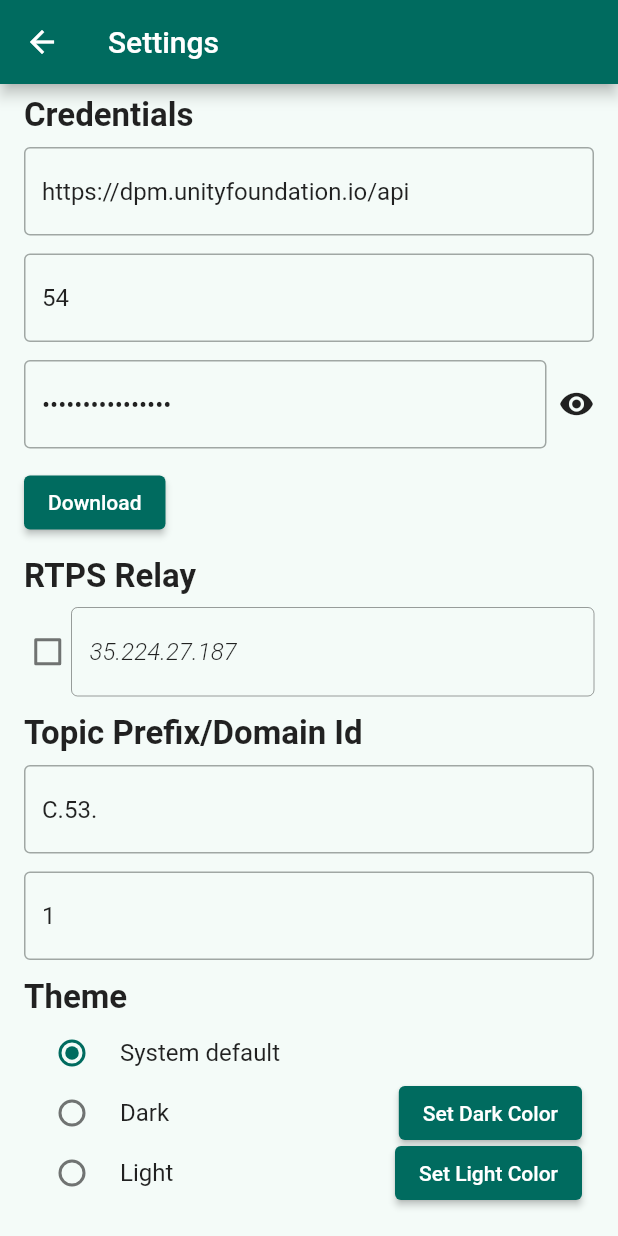
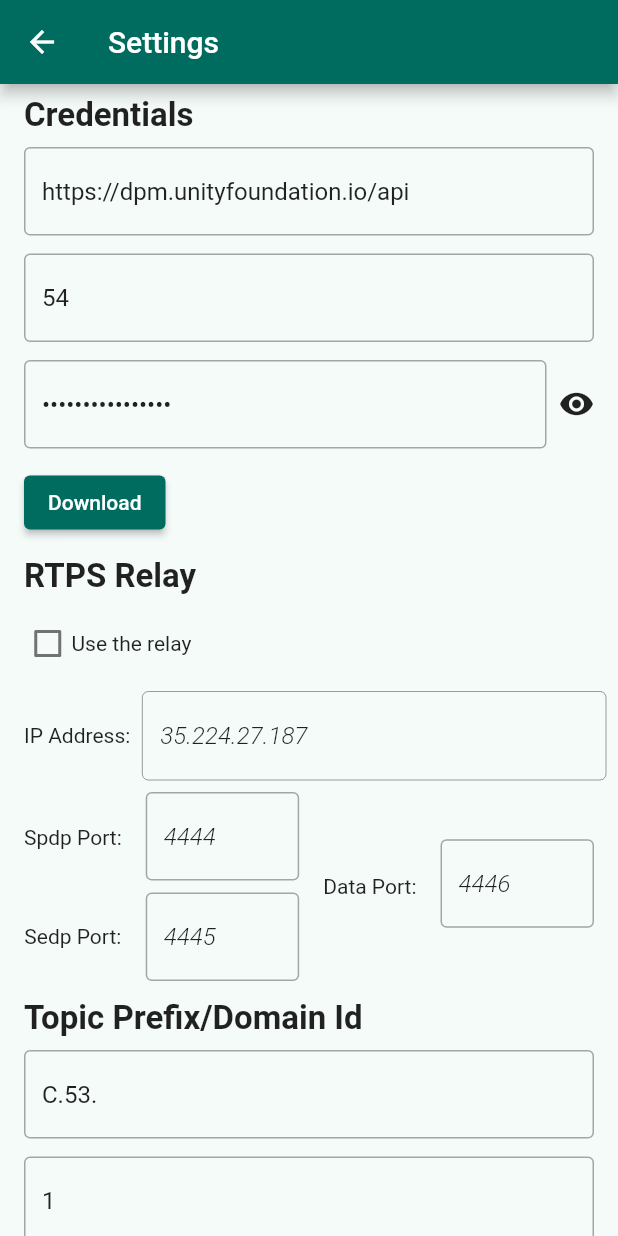
Before and after one commit to OpenDDS/opendds-smart-lock, a Flutter app: the screen it shows after launch, after a tap on the "settings" icon, on a phone screen of 412 x 824 dp. Run offline on Flutter 3.47's test engine with Material 2 defaults, Android fonts, the phone set to English and light mode, and no system bars; our stand-ins replace cookie_jar, dio, dio_cookie_manager, flutter_colorpicker, shared_preferences; missing offline and left inert: dart:ffi, encrypted_shared_preferences, ini.

Commit message:
Added configuration settings for the relay ports.

```diff
--- a/flutter/smartlock/lib/screens/home.dart
+++ b/flutter/smartlock/lib/screens/home.dart
@@ -192,6 +192,9 @@ class _HomeState extends State<Home> {
     final String relay = Settings.useRelay.value ? "1" : "0";
     final String relayIP = Settings.relayIP.value;
     final bool valid = Settings.validateIPAddress(relayIP);
+    final int spdp = Settings.spdpPort.value;
+    final int sedp = Settings.sedpPort.value;
+    final int data = Settings.dataPort.value;
 
     // If the user wants to use the relay and the IP address is not valid,
     // let them know that we can't.
@@ -207,10 +210,10 @@ class _HomeState extends State<Home> {
         config.set(section, "UseRtpsRelay", relay);
         if (Settings.useRelay.value && valid) {
           if (section.startsWith(discovery)) {
-            config.set(section, "SpdpRtpsRelayAddress", "$relayIP:4444");
-            config.set(section, "SedpRtpsRelayAddress", "$relayIP:4445");
+            config.set(section, "SpdpRtpsRelayAddress", "$relayIP:$spdp");
+            config.set(section, "SedpRtpsRelayAddress", "$relayIP:$sedp");
           } else {
-            config.set(section, "DataRtpsRelayAddress", "$relayIP:4446");
+            config.set(section, "DataRtpsRelayAddress", "$relayIP:$data");
           }
         }
       }
--- a/flutter/smartlock/lib/screens/settings.dart
+++ b/flutter/smartlock/lib/screens/settings.dart
@@ -158,6 +158,19 @@ final List<Color> _darkColors = [
   Colors.purple.shade200,
 ];
 
+class _PortInputFormatter extends TextInputFormatter {
+  @override
+  TextEditingValue formatEditUpdate(
+      TextEditingValue oldValue, TextEditingValue newValue) {
+    if (newValue.text.isEmpty) {
+      return newValue;
+    } else {
+      final int? value = int.tryParse(newValue.text);
+      return value == null || value < 0 || value > 65535 ? oldValue : newValue;
+    }
+  }
+}
+
 class Settings extends StatefulWidget {
   static ThemeSetting theme = ThemeSetting("themeMode", ThemeMode.system);
   static ColorSetting lightSeed = ColorSetting("lightSeed", _lightColors[3]);
@@ -170,6 +183,9 @@ class Settings extends StatefulWidget {
   static var domainId = IntSetting("domainId", 1);
   static var useRelay = BoolSetting("useRelay", false);
   static var relayIP = StringSetting("relayIP", "35.224.27.187");
+  static var spdpPort = IntSetting("spdpPort", 4444);
+  static var sedpPort = IntSetting("sedpPort", 4445);
+  static var dataPort = IntSetting("dataPort", 4446);
 
   static Future<void> load() async {
     await theme.getStored();
@@ -182,6 +198,9 @@ class Settings extends StatefulWidget {
     await domainId.getStored();
     await useRelay.getStored();
     await relayIP.getStored();
+    await spdpPort.getStored();
+    await sedpPort.getStored();
+    await dataPort.getStored();
   }
 
   static bool validateIPAddress(String value) {
@@ -212,6 +231,7 @@ class _SettingsState extends State<Settings> {
   bool _restartChanges = false;
   bool _obscurePassword = true;
   IconData _eye = Icons.remove_red_eye;
+  final List<TextInputFormatter> _portInputFormatter = [_PortInputFormatter()];
   final _usernameController =
       TextEditingController(text: Settings.username.value);
   final _passwordController =
@@ -223,7 +243,15 @@ class _SettingsState extends State<Settings> {
       TextEditingController(text: Settings.domainId.value.toString());
   final _relayIPController =
       TextEditingController(text: Settings.relayIP.value);
+  final _spdpPortController =
+      TextEditingController(text: Settings.spdpPort.value.toString());
+  final _sedpPortController =
+      TextEditingController(text: Settings.sedpPort.value.toString());
+  final _dataPortController =
+      TextEditingController(text: Settings.dataPort.value.toString());
   TextStyle? _relayIPStyle;
+  TextStyle? _portStyle;
+  final List<int> _originalPorts = [];
 
   void _updateThemeMode(ThemeMode? value) {
     Settings.theme.setStored(value);
@@ -321,12 +349,13 @@ class _SettingsState extends State<Settings> {
     TextStyle style;
     if (Settings.useRelay.value) {
       style = TextStyle(color: relayIPColor);
+      _portStyle = null;
     } else {
-      style = TextStyle(
+      _portStyle = const TextStyle(
         fontWeight: FontWeight.w300,
         fontStyle: FontStyle.italic,
-        color: relayIPColor,
       );
+      style = _portStyle!.merge(TextStyle(color: relayIPColor));
     }
 
     // The default text style for a TextField is subtitle1.  So, we will use
@@ -426,13 +455,25 @@ class _SettingsState extends State<Settings> {
                         },
                       ),
                     ),
+                    const Expanded(
+                      flex: _partialTextFlex,
+                      child: Text("Use the relay"),
+                    ),
+                  ],
+                ),
+              ),
+              Row(
+                children: [
+                  const Padding(
+                    padding: Style.columnPadding,
+                    child: Text("IP Address:"),
+                  ),
                   Expanded(
-                      flex: _partialTextFlex,
                     child: TextField(
                       enabled: Settings.useRelay.value,
                       style: _relayIPStyle,
                       controller: _relayIPController,
-                        decoration: Style.hintDecoration('Relay IP Address'),
+                      decoration: Style.hintDecoration('e.g., 35.224.27.187'),
                       onChanged: (s) {
                         Settings.relayIP.setStored(s);
                         setState(() => _updateRelayStyle());
@@ -441,6 +482,80 @@ class _SettingsState extends State<Settings> {
                   ),
                 ],
               ),
+              Row(
+                children: [
+                  Padding(
+                    padding: Style.columnPadding,
+                    child: Column(
+                      children: const [
+                        Padding(
+                          padding: EdgeInsets.only(bottom: 50),
+                          child: Text("Spdp Port:"),
+                        ),
+                        Text("Sedp Port:")
+                      ],
+                    ),
+                  ),
+                  Expanded(
+                    child: Padding(
+                      padding: Style.columnPadding,
+                      child: Column(
+                        children: [
+                          Padding(
+                            padding: const EdgeInsets.only(top: 4, bottom: 4),
+                            child: TextField(
+                              keyboardType: TextInputType.number,
+                              style: _portStyle,
+                              controller: _spdpPortController,
+                              decoration: Style.hintDecoration("e.g., 4444"),
+                              onChanged: (s) =>
+                                  Settings.spdpPort.setStored(int.parse(s)),
+                              inputFormatters: _portInputFormatter,
+                            ),
+                          ),
+                          Padding(
+                            padding: const EdgeInsets.only(top: 4, bottom: 4),
+                            child: TextField(
+                              keyboardType: TextInputType.number,
+                              style: _portStyle,
+                              controller: _sedpPortController,
+                              decoration: Style.hintDecoration("e.g., 4445"),
+                              onChanged: (s) =>
+                                  Settings.sedpPort.setStored(int.parse(s)),
+                              inputFormatters: _portInputFormatter,
+                            ),
+                          ),
+                        ],
+                      ),
+                    ),
+                  ),
+                  Padding(
+                    padding: Style.columnPadding,
+                    child: Column(
+                      children: const [
+                        Text("Data Port:"),
+                      ],
+                    ),
+                  ),
+                  Expanded(
+                    child: Padding(
+                      padding: Style.textPadding,
+                      child: Column(
+                        children: [
+                          TextField(
+                            keyboardType: TextInputType.number,
+                            style: _portStyle,
+                            controller: _dataPortController,
+                            decoration: Style.hintDecoration("e.g., 4446"),
+                            onChanged: (s) =>
+                                Settings.dataPort.setStored(int.parse(s)),
+                            inputFormatters: _portInputFormatter,
+                          ),
+                        ],
+                      ),
+                    ),
+                  ),
+                ],
               ),
               const Padding(
                 padding: Style.columnPadding,
@@ -462,9 +577,6 @@ class _SettingsState extends State<Settings> {
                   controller: _domainIdController,
                   decoration: Style.hintDecoration('Domain Id'),
                   onChanged: (s) => Settings.domainId.setStored(int.parse(s)),
-                  inputFormatters: [
-                    FilteringTextInputFormatter.allow(RegExp(r'\d'))
-                  ],
                 ),
               ),
               const Padding(
@@ -524,6 +636,29 @@ class _SettingsState extends State<Settings> {
 
   Future<bool> _onWillPop() async {
     if (_restartChanges) {
+      // See if we need to restore port values.
+      bool restored = false;
+      if (_spdpPortController.text.isEmpty) {
+        Settings.spdpPort.setStored(_originalPorts[0]);
+        restored = true;
+      }
+      if (_sedpPortController.text.isEmpty) {
+        Settings.sedpPort.setStored(_originalPorts[1]);
+        restored = true;
+      }
+      if (_dataPortController.text.isEmpty) {
+        Settings.dataPort.setStored(_originalPorts[2]);
+        restored = true;
+      }
+      if (restored) {
+        ScaffoldMessenger.of(context).showSnackBar(
+          const SnackBar(
+              content: Text(
+                  "One or more of the relay ports were restored to the original value.")),
+        );
+      }
+
+      // Show the message indicating a restart.
       ScaffoldMessenger.of(context).showSnackBar(
         const SnackBar(content: Text("Restarting the connection...")),
       );
@@ -536,13 +671,27 @@ class _SettingsState extends State<Settings> {
   void initState() {
     super.initState();
 
+    // Save the original ports so that if the user leaves them empty, we can
+    // restore back to the original values.
+    _originalPorts.add(Settings.spdpPort.value);
+    _originalPorts.add(Settings.sedpPort.value);
+    _originalPorts.add(Settings.dataPort.value);
+
     // Set the change function to indicate that changes requiring a restart have
     // been made.  The change function is only called if the setting is changed
     // via the UI and persisted.
-    Settings.topicPrefix.change = (v) => _restartChanges = true;
-    Settings.domainId.change = (v) => _restartChanges = true;
+    for (var setting in [Settings.topicPrefix, Settings.relayIP]) {
+      setting.change = (v) => _restartChanges = true;
+    }
     Settings.useRelay.change = (v) => _restartChanges = true;
-    Settings.relayIP.change = (v) => _restartChanges = true;
+    for (var setting in [
+      Settings.domainId,
+      Settings.spdpPort,
+      Settings.sedpPort,
+      Settings.dataPort
+    ]) {
+      setting.change = (v) => _restartChanges = true;
+    }
   }
 
   @override
```
Lines whose indentation alone changed are shown as unchanged.
